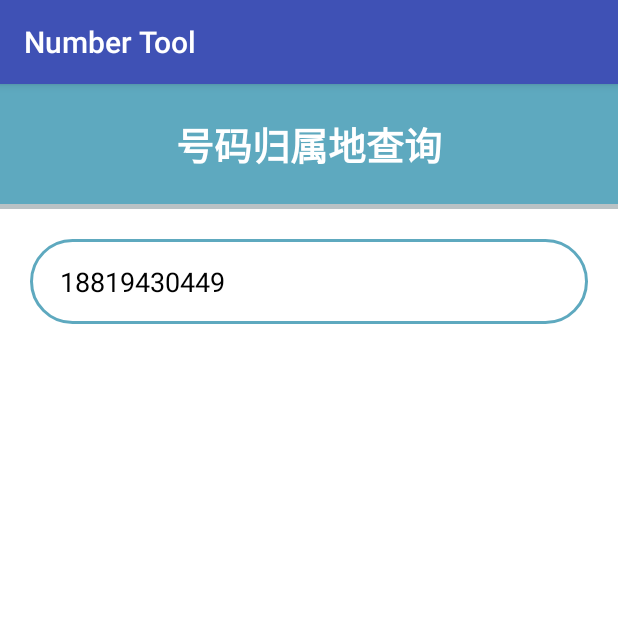
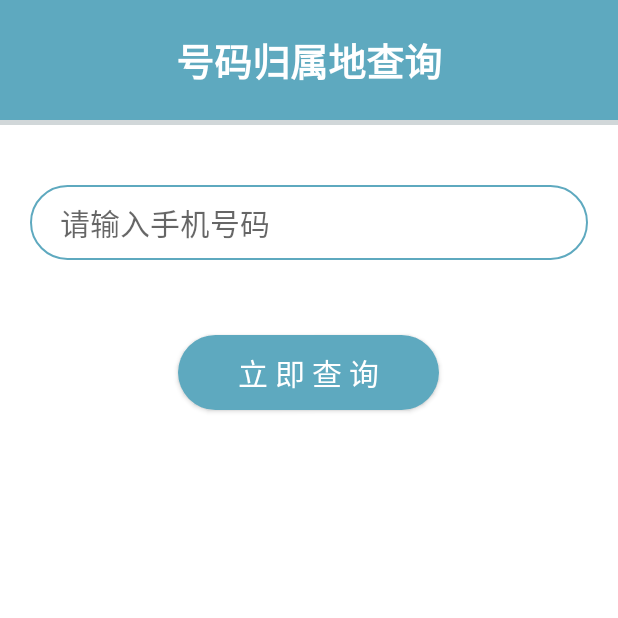
Before and after one commit to Mindjet/NumberTool, an Android app: the screen it shows after launch (MainActivity), on a phone screen of 412 x 824 dp, the top half of it. Run offline under Robolectric (Android 15) with nearby library versions, the light colour scheme and no system bars.

Commit message:
finish UI of MainActivity

```diff
--- a/app/src/main/AndroidManifest.xml
+++ b/app/src/main/AndroidManifest.xml
@@ -7,7 +7,7 @@
         android:icon="@mipmap/ic_launcher"
         android:label="@string/app_name"
         android:supportsRtl="true"
-        android:theme="@style/AppTheme">
+        android:theme="@style/Theme.AppCompat.Light.NoActionBar">
         <activity android:name=".MainActivity">
             <intent-filter>
                 <action android:name="android.intent.action.MAIN"/>
--- a/app/src/main/java/mindjet/com/numbertool/MainActivity.java
+++ b/app/src/main/java/mindjet/com/numbertool/MainActivity.java
@@ -1,7 +1,10 @@
 package mindjet.com.numbertool;
 
+import android.os.Build;
 import android.support.v7.app.AppCompatActivity;
 import android.os.Bundle;
+import android.view.Window;
+import android.view.WindowManager;
 
 public class MainActivity extends AppCompatActivity {
 
@@ -9,5 +12,18 @@ public class MainActivity extends AppCompatActivity {
     protected void onCreate(Bundle savedInstanceState) {
         super.onCreate(savedInstanceState);
         setContentView(R.layout.activity_main);
+
+        //immersiveMode();
+
+    }
+
+    private void immersiveMode() {
+        if (Build.VERSION.SDK_INT>=Build.VERSION_CODES.KITKAT){
+
+            Window window = getWindow();
+            window.setFlags(WindowManager.LayoutParams.FLAG_TRANSLUCENT_NAVIGATION,WindowManager.LayoutParams.FLAG_TRANSLUCENT_STATUS);
+            window.addFlags(WindowManager.LayoutParams.FLAG_TRANSLUCENT_STATUS);
+
+        }
     }
 }
--- a/app/src/main/res/drawable/round_rectangle.xml
+++ /dev/null
@@ -1,13 +0,0 @@
-<?xml version="1.0" encoding="utf-8"?>
-<shape xmlns:android="http://schemas.android.com/apk/res/android">
-
-
-    <solid android:color="#fff"/>
-    <corners android:radius="30dp"/>
-    <padding android:bottom="15dp"
-             android:top="15dp"
-             android:left="20dp"
-             android:right="20dp"/>
-    <stroke android:color="#5ea9bf" android:width="2dp"/>
-
-</shape>
--- /dev/null
+++ b/app/src/main/res/drawable/selector_button.xml
@@ -0,0 +1,7 @@
+<?xml version="1.0" encoding="utf-8"?>
+<selector xmlns:android="http://schemas.android.com/apk/res/android">
+
+    <item android:state_pressed="true" android:drawable="@drawable/shape_button_pressed"/>
+    <item android:drawable="@drawable/shape_button_pressed"/>
+
+</selector>
--- /dev/null
+++ b/app/src/main/res/drawable/shape_button_normal.xml
@@ -0,0 +1,12 @@
+<?xml version="1.0" encoding="utf-8"?>
+<shape xmlns:android="http://schemas.android.com/apk/res/android">
+
+    <solid android:color="@color/white"/>
+    <corners android:radius="@dimen/ellipse_radius"/>
+    <stroke android:color="@color/colorPrimary" android:width="@dimen/ellipse_border"/>
+    <padding android:bottom="@dimen/ellipse_padding_small"
+             android:top="@dimen/ellipse_padding_small"
+             android:left="@dimen/ellipse_padding_large"
+             android:right="@dimen/ellipse_padding_large"/>
+
+</shape>
--- /dev/null
+++ b/app/src/main/res/drawable/shape_button_pressed.xml
@@ -0,0 +1,12 @@
+<?xml version="1.0" encoding="utf-8"?>
+<shape xmlns:android="http://schemas.android.com/apk/res/android">
+
+    <solid android:color="@color/colorPrimary"/>
+    <corners android:radius="@dimen/ellipse_radius"/>
+    <padding
+        android:bottom="@dimen/ellipse_padding_small"
+        android:left="@dimen/ellipse_padding_xlarge"
+        android:right="@dimen/ellipse_padding_xlarge"
+        android:top="@dimen/ellipse_padding_small"/>
+
+</shape>
--- /dev/null
+++ b/app/src/main/res/drawable/shape_round_rectangle.xml
@@ -0,0 +1,13 @@
+<?xml version="1.0" encoding="utf-8"?>
+<shape xmlns:android="http://schemas.android.com/apk/res/android">
+
+
+    <solid android:color="@color/white"/>
+    <corners android:radius="@dimen/ellipse_radius"/>
+    <padding android:bottom="@dimen/ellipse_padding_small"
+             android:top="@dimen/ellipse_padding_small"
+             android:left="@dimen/ellipse_padding_large"
+             android:right="@dimen/ellipse_padding_large"/>
+    <stroke android:color="#5ea9bf" android:width="@dimen/ellipse_border"/>
+
+</shape>
--- a/app/src/main/res/layout/activity_main.xml
+++ b/app/src/main/res/layout/activity_main.xml
@@ -3,27 +3,36 @@
     xmlns:android="http://schemas.android.com/apk/res/android"
     android:layout_width="match_parent"
     android:layout_height="match_parent"
-    android:background="#fff"
+    android:background="@color/white"
     android:orientation="vertical">
 
     <include layout="@layout/widget_head"/>
 
     <LinearLayout
         android:layout_width="match_parent"
-        android:padding="20dp"
-        android:layout_height="match_parent">
+        android:layout_height="match_parent"
+        android:gravity="center_horizontal"
+        android:orientation="vertical"
+        android:padding="20dp">
 
         <EditText
             android:layout_width="match_parent"
             android:layout_height="wrap_content"
+            android:layout_marginTop="20dp"
+            android:background="@drawable/shape_round_rectangle"
             android:hint="@string/hint"
-            android:textColor="#000"
+            android:inputType="phone"
+            android:textColor="@color/black"
+            android:textSize="@dimen/normal_textSize"/>
 
-            android:inputType="phone"
-            android:background="@drawable/round_rectangle"
-            android:text="18819430449"/>
-
-
+        <Button
+            android:layout_width="wrap_content"
+            android:layout_height="wrap_content"
+            android:layout_marginTop="50dp"
+            android:background="@drawable/selector_button"
+            android:text="@string/search"
+            android:textColor="@color/white"
+            android:textSize="@dimen/normal_textSize"/>
 
 
     </LinearLayout>
--- a/app/src/main/res/layout/widget_head.xml
+++ b/app/src/main/res/layout/widget_head.xml
@@ -7,14 +7,14 @@
     <LinearLayout
         android:layout_width="match_parent"
         android:layout_height="80dp"
-        android:background="#5ea9bf"
+        android:background="@color/colorPrimary"
         android:gravity="center">
 
         <TextView
             android:layout_width="wrap_content"
             android:layout_height="wrap_content"
-            android:text="号码归属地查询"
-            android:textColor="#fff"
+            android:text="@string/head_title"
+            android:textColor="@color/white"
             android:textSize="25sp"
             android:textStyle="bold"/>
 
@@ -22,7 +22,7 @@
 
     <LinearLayout
         android:layout_width="match_parent"
-        android:background="#69566c73"
+        android:background="#45566c73"
         android:layout_height="3dp">
     </LinearLayout>
 
--- a/app/src/main/res/values/colors.xml
+++ b/app/src/main/res/values/colors.xml
@@ -1,6 +1,10 @@
 <?xml version="1.0" encoding="utf-8"?>
 <resources>
-    <color name="colorPrimary">#3F51B5</color>
+    <color name="colorPrimary">#5ea9bf</color>
     <color name="colorPrimaryDark">#303F9F</color>
     <color name="colorAccent">#FF4081</color>
+
+    <color name="white">#fff</color>
+    <color name="black">#000</color>
+
 </resources>
--- a/app/src/main/res/values/dimens.xml
+++ b/app/src/main/res/values/dimens.xml
@@ -2,4 +2,18 @@
     <!-- Default screen margins, per the Android Design guidelines. -->
     <dimen name="activity_horizontal_margin">16dp</dimen>
     <dimen name="activity_vertical_margin">16dp</dimen>
+
+
+    <!--edittext, button-->
+    <!--padding, border-width, border-radius in ellipse-->
+    <dimen name="ellipse_radius">30dp</dimen>
+    <dimen name="ellipse_border">1dp</dimen>
+    <dimen name="ellipse_padding_xlarge">40dp</dimen>
+    <dimen name="ellipse_padding_large">20dp</dimen>
+    <dimen name="ellipse_padding_small">10dp</dimen>
+
+
+    <dimen name="normal_textSize">20sp</dimen>
+
+
 </resources>
--- a/app/src/main/res/values/strings.xml
+++ b/app/src/main/res/values/strings.xml
@@ -1,4 +1,6 @@
 <resources>
     <string name="app_name">Number Tool</string>
     <string name="hint">请输入手机号码</string>
+    <string name="search">立 即 查 询</string>
+    <string name="head_title">号码归属地查询</string>
 </resources>
```
